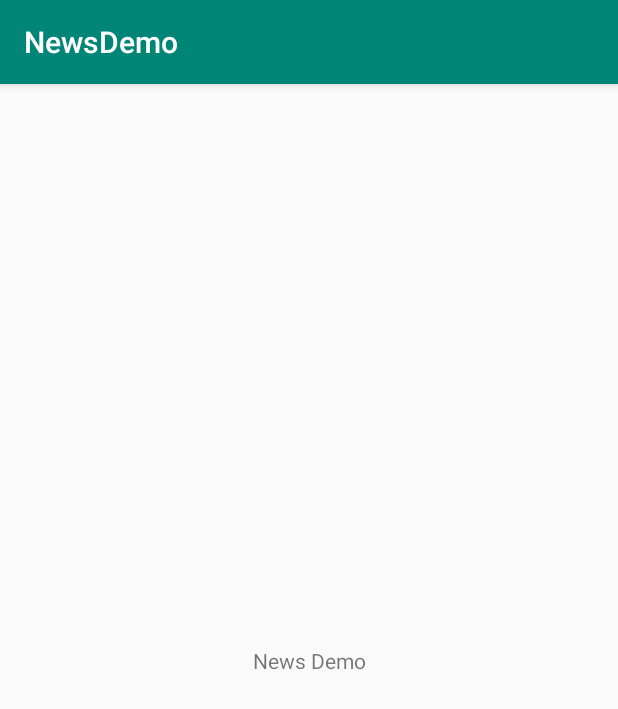
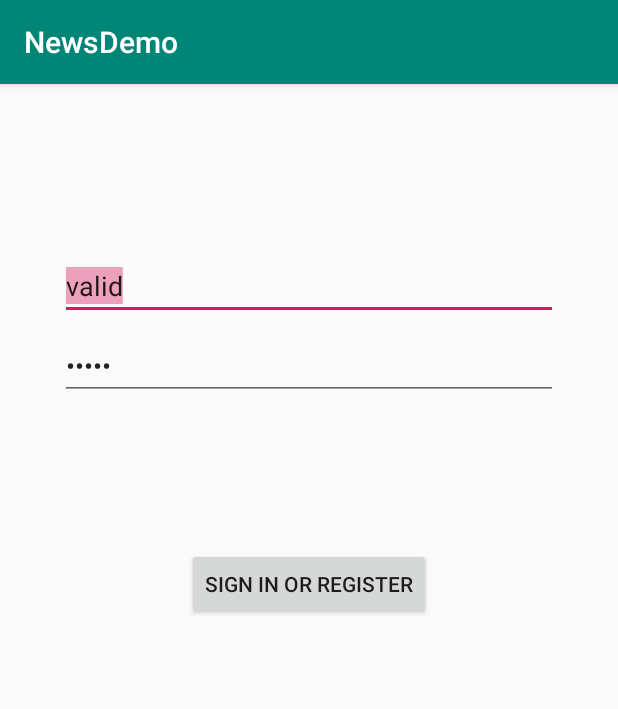
Before and after one commit to xinruleng/android-practise, an Android app: the screen it shows after launch (MainActivity before the commit, LoginActivity after it), on a phone screen of 412 x 824 dp. Shown: the top 709 px of the screen. Run offline under Robolectric (Android 15) with nearby library versions, the phone set to English and light mode, and no system bars.

Commit message:
login feature

```diff
--- /dev/null
+++ b/NewsDemo/app/src/main/java/com/kevin/newsdemo/base/CallBack.java
@@ -0,0 +1,11 @@
+package com.kevin.newsdemo.base;
+
+/**
+ * Created by kevin on 2019/07/17 10:41.
+ */
+public interface CallBack<T> {
+
+    void onSuccess(T t);
+
+    void onFailed(ResultCode code, Throwable throwable);
+}
--- /dev/null
+++ b/NewsDemo/app/src/main/java/com/kevin/newsdemo/base/NewsApplication.java
@@ -0,0 +1,36 @@
+package com.kevin.newsdemo.base;
+
+import android.app.Application;
+import android.os.StrictMode;
+import android.util.Log;
+import com.kevin.newsdemo.BuildConfig;
+
+/**
+ * Created by kevin on 2019/07/17 10:52.
+ */
+public class NewsApplication extends Application {
+    private static final String TAG = "NewsApplication";
+
+    @Override
+    public void onCreate() {
+        Log.d(TAG, "onCreate: DEVELOPER_MODE=" + DEVELOPER_MODE);
+        if (DEVELOPER_MODE) {
+
+            StrictMode.setThreadPolicy(new StrictMode.ThreadPolicy.Builder()
+                    .detectDiskReads()
+                    .detectDiskWrites()
+                    .detectNetwork()   // or .detectAll() for all detectable problems
+                    .penaltyLog()
+                    .build());
+            StrictMode.setVmPolicy(new StrictMode.VmPolicy.Builder()
+                    .detectLeakedSqlLiteObjects()
+                    .detectLeakedClosableObjects()
+                    .penaltyLog()
+                    .penaltyDeath()
+                    .build());
+        }
+        super.onCreate();
+    }
+
+    private static final boolean DEVELOPER_MODE = BuildConfig.DEBUG;
+}
--- /dev/null
+++ b/NewsDemo/app/src/main/java/com/kevin/newsdemo/user/ui/LoginActivity.java
@@ -0,0 +1,89 @@
+package com.kevin.newsdemo.user.ui;
+
+import android.os.Bundle;
+import android.util.Log;
+import android.view.View;
+import android.widget.Button;
+import android.widget.EditText;
+import android.widget.Toast;
+import androidx.appcompat.app.AppCompatActivity;
+import com.kevin.newsdemo.R;
+import com.kevin.newsdemo.base.CallBack;
+import com.kevin.newsdemo.base.ResultCode;
+import com.kevin.newsdemo.data.User;
+import com.kevin.newsdemo.user.model.UserModel;
+import com.kevin.newsdemo.utils.ViewUtils;
+
+public class LoginActivity extends AppCompatActivity {
+    private static final String TAG = "UserLoginActivity";
+
+    private EditText mUserName;
+    private EditText mPassword;
+    private Button mLogin;
+
+    private View mLoading;
+
+    @Override
+    protected void onCreate(Bundle savedInstanceState) {
+        super.onCreate(savedInstanceState);
+        setContentView(R.layout.activity_login);
+
+        mUserName = findViewById(R.id.username);
+        mPassword = findViewById(R.id.password);
+        mLoading = findViewById(R.id.loading);
+
+        mLogin = findViewById(R.id.login);
+        mLogin.setOnClickListener(new View.OnClickListener() {
+            @Override
+            public void onClick(View view) {
+                login();
+            }
+        });
+
+        mUserName.setText("valid");
+        mPassword.setText("valid");
+
+    }
+
+    private void login() {
+        Log.d(TAG, "login: ");
+
+        loading(true);
+
+        UserModel userModel = new UserModel();
+        String name = ViewUtils.getText(mUserName);
+        String password = ViewUtils.getText(mPassword);
+
+        userModel.login(name, password, new CallBack<User>() {
+            @Override
+            public void onSuccess(User o) {
+                loading(false);
+                toast("登录成功");
+            }
+
+            @Override
+            public void onFailed(ResultCode code, Throwable throwable) {
+                loading(false);
+                toast("登录失败 " + code.getDes() + "," + throwable);
+            }
+        });
+    }
+
+    private void loading(final boolean show) {
+        runOnUiThread(new Runnable() {
+            @Override
+            public void run() {
+                mLoading.setVisibility(show ? View.VISIBLE : View.GONE);
+            }
+        });
+    }
+
+    private void toast(final String msg) {
+        runOnUiThread(new Runnable() {
+            @Override
+            public void run() {
+                Toast.makeText(LoginActivity.this, msg, Toast.LENGTH_SHORT).show();
+            }
+        });
+    }
+}
--- /dev/null
+++ b/NewsDemo/app/src/main/res/layout/activity_login.xml
@@ -0,0 +1,79 @@
+<?xml version="1.0" encoding="utf-8"?>
+<androidx.constraintlayout.widget.ConstraintLayout
+    xmlns:android="http://schemas.android.com/apk/res/android"
+    xmlns:app="http://schemas.android.com/apk/res-auto"
+    xmlns:tools="http://schemas.android.com/tools"
+    android:id="@+id/container"
+    android:layout_width="match_parent"
+    android:layout_height="match_parent"
+    android:paddingBottom="@dimen/activity_vertical_margin"
+    android:paddingLeft="@dimen/activity_horizontal_margin"
+    android:paddingRight="@dimen/activity_horizontal_margin"
+    android:paddingTop="@dimen/activity_vertical_margin"
+    tools:context=".user.ui.LoginActivity">
+
+    <EditText
+        android:id="@+id/username"
+        android:layout_width="0dp"
+        android:layout_height="wrap_content"
+        android:layout_marginStart="24dp"
+        android:layout_marginTop="96dp"
+        android:layout_marginEnd="24dp"
+
+        android:hint="@string/prompt_email"
+        android:inputType="textEmailAddress"
+        android:selectAllOnFocus="true"
+        app:layout_constraintEnd_toEndOf="parent"
+        app:layout_constraintStart_toStartOf="parent"
+        app:layout_constraintTop_toTopOf="parent"/>
+
+    <EditText
+        android:id="@+id/password"
+        android:layout_width="0dp"
+        android:layout_height="wrap_content"
+        android:layout_marginStart="24dp"
+        android:layout_marginTop="8dp"
+        android:layout_marginEnd="24dp"
+
+        android:hint="@string/prompt_password"
+        android:imeActionLabel="@string/action_sign_in_short"
+        android:imeOptions="actionDone"
+        android:inputType="textPassword"
+        android:selectAllOnFocus="true"
+        app:layout_constraintEnd_toEndOf="parent"
+        app:layout_constraintStart_toStartOf="parent"
+        app:layout_constraintTop_toBottomOf="@+id/username"/>
+
+    <Button
+        android:id="@+id/login"
+        android:enabled="true"
+        android:layout_width="wrap_content"
+        android:layout_height="wrap_content"
+        android:layout_gravity="start"
+        android:layout_marginStart="48dp"
+        android:layout_marginTop="16dp"
+        android:layout_marginEnd="48dp"
+        android:layout_marginBottom="64dp"
+        android:text="@string/action_sign_in"
+        app:layout_constraintBottom_toBottomOf="parent"
+        app:layout_constraintEnd_toEndOf="parent"
+        app:layout_constraintStart_toStartOf="parent"
+        app:layout_constraintTop_toBottomOf="@+id/password"
+        app:layout_constraintVertical_bias="0.2"/>
+
+    <ProgressBar
+        android:id="@+id/loading"
+        android:visibility="gone"
+        android:layout_width="wrap_content"
+        android:layout_height="wrap_content"
+        android:layout_gravity="center"
+        android:layout_marginStart="32dp"
+        android:layout_marginTop="64dp"
+        android:layout_marginEnd="32dp"
+        android:layout_marginBottom="64dp"
+        app:layout_constraintBottom_toBottomOf="parent"
+        app:layout_constraintEnd_toEndOf="@+id/password"
+        app:layout_constraintStart_toStartOf="@+id/password"
+        app:layout_constraintTop_toTopOf="parent"
+        app:layout_constraintVertical_bias="0.3"/>
+</androidx.constraintlayout.widget.ConstraintLayout>
--- /dev/null
+++ b/NewsDemo/app/src/main/res/values/dimens.xml
@@ -0,0 +1,5 @@
+<resources>
+    <!-- Default screen margins, per the Android Design guidelines. -->
+    <dimen name="activity_horizontal_margin">16dp</dimen>
+    <dimen name="activity_vertical_margin">16dp</dimen>
+</resources>
--- a/NewsDemo/app/src/main/res/values/strings.xml
+++ b/NewsDemo/app/src/main/res/values/strings.xml
@@ -1,3 +1,12 @@
 <resources>
     <string name="app_name">NewsDemo</string>
+    <string name="title_activity_login">Login</string>
+    <string name="prompt_email">User Name</string>
+    <string name="prompt_password">Password</string>
+    <string name="action_sign_in">Sign in or register</string>
+    <string name="action_sign_in_short">Sign in</string>
+    <string name="welcome">"Welcome !"</string>
+    <string name="invalid_username">Not a valid username</string>
+    <string name="invalid_password">Password must be >5 characters</string>
+    <string name="login_failed">"Login failed"</string>
 </resources>
```
Also changed, not shown: NewsDemo/app/src/main/AndroidManifest.xml (+9 -2 lines), NewsDemo/app/src/main/java/com/kevin/newsdemo/base/BaseResult.java (added, +36 -0 lines), NewsDemo/app/src/main/java/com/kevin/newsdemo/base/ResultCode.java (added, +21 -0 lines), NewsDemo/app/src/main/java/com/kevin/newsdemo/data/User.java (added, +7 -0 lines), NewsDemo/app/src/main/java/com/kevin/newsdemo/user/model/UserModel.java (added, +96 -0 lines), NewsDemo/app/src/main/java/com/kevin/newsdemo/utils/IOUtils.java (added, +35 -0 lines), NewsDemo/app/src/main/java/com/kevin/newsdemo/utils/ViewUtils.java (added, +12 -0 lines).
